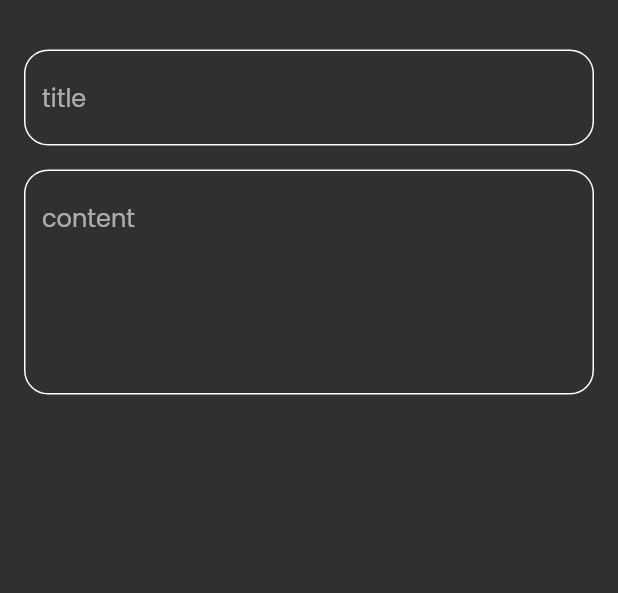
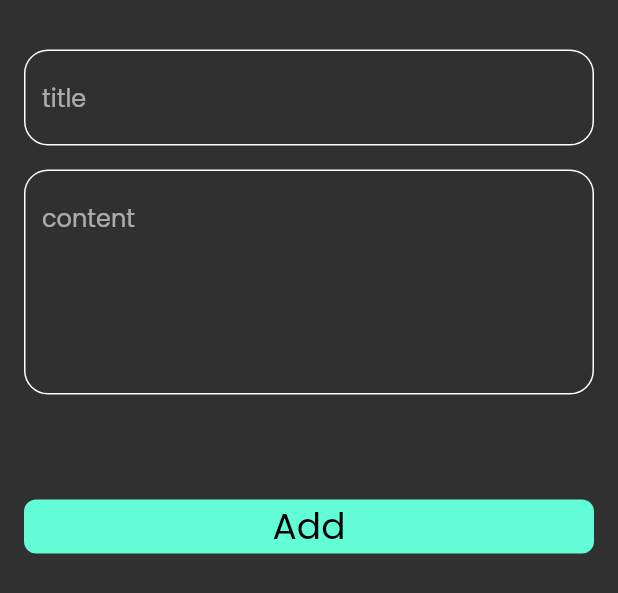
Before and after one commit to HamzaLahmedi/notes_app_flutter, a Flutter app: the ModalButtomSheet widget shown alone on an empty page, opened directly, on a phone screen of 412 x 824 dp. Shown: the top 593 px of the screen. Run offline on Flutter 3.47's test engine with Material 2 defaults, Android fonts, the phone set to English and light mode, and no system bars.

Commit message:
add custom button

```diff
--- /dev/null
+++ b/lib/widgets/custom_button.dart
@@ -0,0 +1,26 @@
+import 'package:flutter/material.dart';
+import 'package:notes_app/constants.dart';
+
+class CustomButton extends StatelessWidget {
+  const CustomButton({super.key});
+
+  @override
+  Widget build(BuildContext context) {
+    return  Container(
+      decoration:  BoxDecoration(
+        color: kPrimaryColor,
+        borderRadius: BorderRadius.circular(8),
+      ),
+      width: MediaQuery.of(context).size.width,
+      child:  const Center(
+        child: Text(
+          'Add',
+          style:  TextStyle(
+            color: Colors.black,
+            fontSize: 24,
+          ),
+        ),
+      ),
+    );
+  }
+}
--- a/lib/widgets/note_modal_bottum_sheet.dart
+++ b/lib/widgets/note_modal_bottum_sheet.dart
@@ -1,4 +1,5 @@
 import 'package:flutter/material.dart';
+import 'package:notes_app/widgets/custom_button.dart';
 import 'package:notes_app/widgets/custom_text_field.dart';
 
 class ModalButtomSheet extends StatelessWidget {
@@ -8,6 +9,7 @@ class ModalButtomSheet extends StatelessWidget {
   Widget build(BuildContext context) {
     return const Padding(
       padding: EdgeInsets.symmetric(horizontal: 16),
+      child: SingleChildScrollView(
         child: Column(
           children: [
             SizedBox(
@@ -23,7 +25,15 @@ class ModalButtomSheet extends StatelessWidget {
               hint: 'content',
               maxLines: 5,
             ),
+            SizedBox(
+              height: 70,
+            ),
+            CustomButton(),
+             SizedBox(
+              height: 16,
+            ),
           ],
+        ),
       ),
     );
   }
```
Lines whose indentation alone changed are shown as unchanged.
